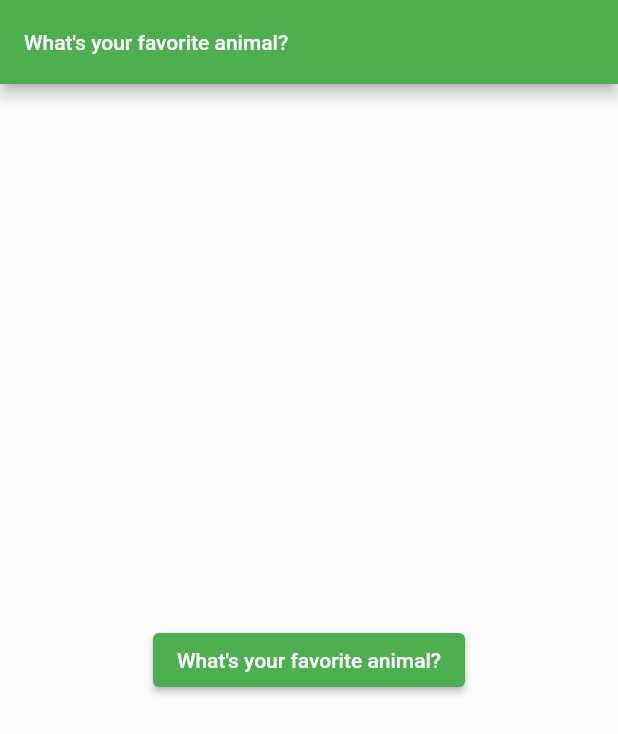
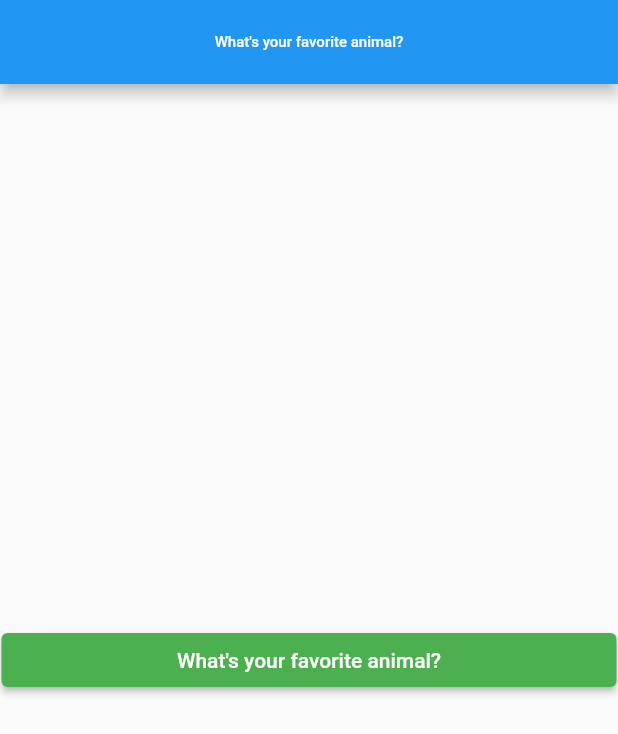
Before and after one commit to skingori/ui_flutter, a Flutter app: the screen it shows after launch, after a tap on an icon or button, on a phone screen of 412 x 824 dp. Shown: the top 734 px of the screen. Run offline on Flutter 3.47's test engine with Material 2 defaults, Android fonts, the phone set to English and light mode, and no system bars; Roboto replaces fonts that are missing (OpenSans).

Commit message:
Added the button on a single file

```diff
--- /dev/null
+++ b/lib/answer.dart
@@ -0,0 +1,26 @@
+import 'package:flutter/material.dart';
+
+class Answer extends StatelessWidget {
+  final Function selectHandler;
+  final String answerText;
+
+  Answer(this.selectHandler, this.answerText);
+
+  @override
+  Widget build(BuildContext context) {
+    return Container(
+      width: double.infinity,
+      margin: const EdgeInsets.all(1),
+      child: ElevatedButton(
+        style: ElevatedButton.styleFrom(
+          primary: Colors.green, // background
+          onPrimary: Colors.white, // foreground
+        ),
+        onPressed: () {
+          selectHandler();
+        },
+        child: Text(answerText),
+      ),
+    );
+  }
+}
--- a/lib/main.dart
+++ b/lib/main.dart
@@ -1,11 +1,10 @@
 import 'package:flutter/material.dart';
 import './question.dart';
+import './answer.dart';
 
-void main() => runApp(const MyApp());
+void main() => runApp(MyApp());
 
 class MyApp extends StatefulWidget {
-  const MyApp({Key? key}) : super(key: key);
-
   @override
   State<StatefulWidget> createState() {
     return _MyAppState();
@@ -22,7 +21,6 @@ class _MyAppState extends State<MyApp> {
         test_ = test_ + 1;
       }
     });
-    print(test_);
   }
 
   @override
@@ -35,7 +33,7 @@ class _MyAppState extends State<MyApp> {
     return MaterialApp(
       title: 'Flutter Demo',
       theme: ThemeData(
-        primarySwatch: Colors.green,
+        primarySwatch: Colors.blue,
       ),
       home: Scaffold(
         appBar: AppBar(
@@ -45,8 +43,7 @@ class _MyAppState extends State<MyApp> {
           child: Column(
             mainAxisAlignment: MainAxisAlignment.center,
             children: <Widget>[
-              ElevatedButton(
-                  onPressed: answerQuestion, child: Question(question[test_])),
+              Answer(answerQuestion, question[test_]),
             ],
           ),
         ),
--- a/lib/question.dart
+++ b/lib/question.dart
@@ -2,16 +2,17 @@ import 'package:flutter/material.dart';
 
 class Question extends StatelessWidget {
   final String questionText;
-  const Question(this.questionText, {Key? key}) : super(key: key);
+  const Question(this.questionText);
   @override
   Widget build(BuildContext context) {
-    return Text(
-      questionText,
-      style: const TextStyle(
-        fontSize: 14,
-        fontFamily: 'OpenSans',
+    return Container(
+      width: double.infinity,
+      margin: const EdgeInsets.all(5),
+      child: Text(
+        questionText,
+        style: const TextStyle(fontSize: 10),
+        textAlign: TextAlign.center,
       ),
-      textAlign: TextAlign.center,
     );
   }
 }
```
